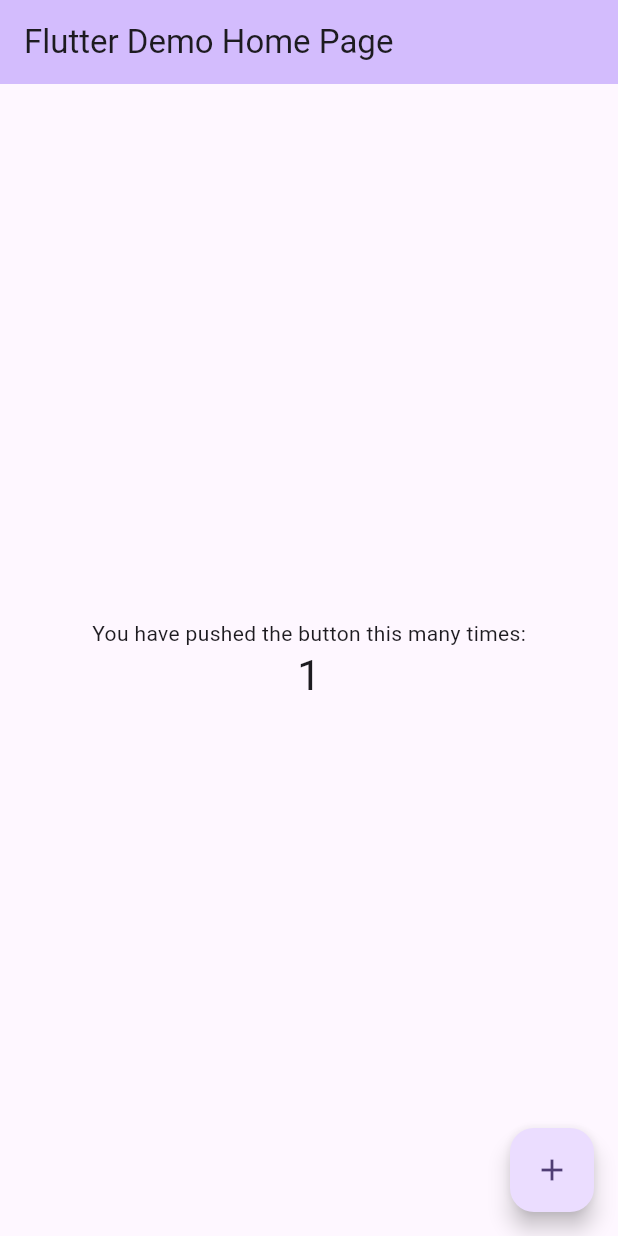
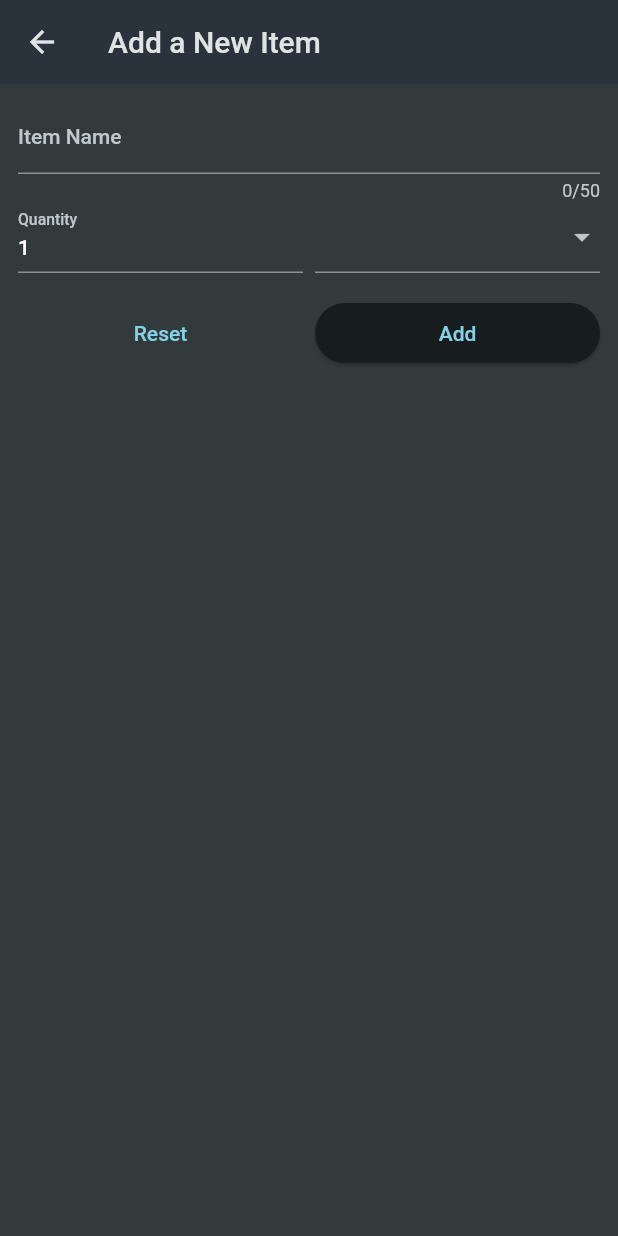
Before and after one commit to DereckAn/FlutterProjects, a Flutter app: the screen it shows after launch, after a tap on the "add" icon, on a phone screen of 412 x 824 dp. Run offline on Flutter 3.47's test engine with Material 2 defaults, Android fonts, the phone set to English and light mode, and no system bars; our stand-ins replace google_fonts.

Commit message:
Creando pagina add new item

```diff
--- /dev/null
+++ b/shipping_app/lib/data/categories.dart
@@ -0,0 +1,46 @@
+import 'package:flutter/material.dart';
+
+import 'package:shipping_app/models/category.dart';
+
+const categories = {
+  Categories.vegetables: Category(
+    'Vegetables',
+    Color.fromARGB(255, 0, 255, 128),
+  ),
+  Categories.fruit: Category(
+    'Fruit',
+    Color.fromARGB(255, 145, 255, 0),
+  ),
+  Categories.meat: Category(
+    'Meat',
+    Color.fromARGB(255, 255, 102, 0),
+  ),
+  Categories.dairy: Category(
+    'Dairy',
+    Color.fromARGB(255, 0, 208, 255),
+  ),
+  Categories.carbs: Category(
+    'Carbs',
+    Color.fromARGB(255, 0, 60, 255),
+  ),
+  Categories.sweets: Category(
+    'Sweets',
+    Color.fromARGB(255, 255, 149, 0),
+  ),
+  Categories.spices: Category(
+    'Spices',
+    Color.fromARGB(255, 255, 187, 0),
+  ),
+  Categories.convenience: Category(
+    'Convenience',
+    Color.fromARGB(255, 191, 0, 255),
+  ),
+  Categories.hygiene: Category(
+    'Hygiene',
+    Color.fromARGB(255, 149, 0, 255),
+  ),
+  Categories.other: Category(
+    'Other',
+    Color.fromARGB(255, 0, 225, 255),
+  ),
+};
--- /dev/null
+++ b/shipping_app/lib/data/dummy_items.dart
@@ -0,0 +1,22 @@
+import 'package:shipping_app/models/grocery_item.dart';
+import 'package:shipping_app/data/categories.dart';
+
+import '../models/category.dart';
+
+final groceryItems = [
+  GroceryItem(
+      id: 'a',
+      name: 'Milk',
+      quantity: 1,
+      category: categories[Categories.dairy]!),
+  GroceryItem(
+      id: 'b',
+      name: 'Bananas',
+      quantity: 5,
+      category: categories[Categories.fruit]!),
+  GroceryItem(
+      id: 'c',
+      name: 'Beef Steak',
+      quantity: 1,
+      category: categories[Categories.meat]!),
+];
--- a/shipping_app/lib/main.dart
+++ b/shipping_app/lib/main.dart
@@ -1,4 +1,5 @@
 import 'package:flutter/material.dart';
+import 'package:shipping_app/widgets/gorcery_list.dart';
 
 void main() {
   runApp(const MyApp());
@@ -11,115 +12,17 @@
   @override
   Widget build(BuildContext context) {
     return MaterialApp(
-      title: 'Flutter Demo',
-      theme: ThemeData(
-        // This is the theme of your application.
-        //
-        // TRY THIS: Try running your application with "flutter run". You'll see
-        // the application has a blue toolbar. Then, without quitting the app,
-        // try changing the seedColor in the colorScheme below to Colors.green
-        // and then invoke "hot reload" (save your changes or press the "hot
-        // reload" button in a Flutter-supported IDE, or press "r" if you used
-        // the command line to start the app).
-        //
-        // Notice that the counter didn't reset back to zero; the application
-        // state is not lost during the reload. To reset the state, use hot
-        // restart instead.
-        //
-        // This works for code too, not just values: Most code changes can be
-        // tested with just a hot reload.
-        colorScheme: ColorScheme.fromSeed(seedColor: Colors.deepPurple),
+      title: 'Flutter Groceries',
+      theme: ThemeData.dark().copyWith(
         useMaterial3: true,
+        colorScheme: ColorScheme.fromSeed(
+          seedColor: const Color.fromARGB(255, 147, 229, 250),
+          brightness: Brightness.dark,
+          surface: const Color.fromARGB(255, 42, 51, 59),
+        ),
+        scaffoldBackgroundColor: const Color.fromARGB(255, 50, 58, 60),
       ),
-      home: const MyHomePage(title: 'Flutter Demo Home Page'),
+      home: const GroceryList(),
     );
   }
 }
-
-class MyHomePage extends StatefulWidget {
-  const MyHomePage({super.key, required this.title});
-
-  // This widget is the home page of your application. It is stateful, meaning
-  // that it has a State object (defined below) that contains fields that affect
-  // how it looks.
-
-  // This class is the configuration for the state. It holds the values (in this
-  // case the title) provided by the parent (in this case the App widget) and
-  // used by the build method of the State. Fields in a Widget subclass are
-  // always marked "final".
-
-  final String title;
-
-  @override
-  State<MyHomePage> createState() => _MyHomePageState();
-}
-
-class _MyHomePageState extends State<MyHomePage> {
-  int _counter = 0;
-
-  void _incrementCounter() {
-    setState(() {
-      // This call to setState tells the Flutter framework that something has
-      // changed in this State, which causes it to rerun the build method below
-      // so that the display can reflect the updated values. If we changed
-      // _counter without calling setState(), then the build method would not be
-      // called again, and so nothing would appear to happen.
-      _counter++;
-    });
-  }
-
-  @override
-  Widget build(BuildContext context) {
-    // This method is rerun every time setState is called, for instance as done
-    // by the _incrementCounter method above.
-    //
-    // The Flutter framework has been optimized to make rerunning build methods
-    // fast, so that you can just rebuild anything that needs updating rather
-    // than having to individually change instances of widgets.
-    return Scaffold(
-      appBar: AppBar(
-        // TRY THIS: Try changing the color here to a specific color (to
-        // Colors.amber, perhaps?) and trigger a hot reload to see the AppBar
-        // change color while the other colors stay the same.
-        backgroundColor: Theme.of(context).colorScheme.inversePrimary,
-        // Here we take the value from the MyHomePage object that was created by
-        // the App.build method, and use it to set our appbar title.
-        title: Text(widget.title),
-      ),
-      body: Center(
-        // Center is a layout widget. It takes a single child and positions it
-        // in the middle of the parent.
-        child: Column(
-          // Column is also a layout widget. It takes a list of children and
-          // arranges them vertically. By default, it sizes itself to fit its
-          // children horizontally, and tries to be as tall as its parent.
-          //
-          // Column has various properties to control how it sizes itself and
-          // how it positions its children. Here we use mainAxisAlignment to
-          // center the children vertically; the main axis here is the vertical
-          // axis because Columns are vertical (the cross axis would be
-          // horizontal).
-          //
-          // TRY THIS: Invoke "debug painting" (choose the "Toggle Debug Paint"
-          // action in the IDE, or press "p" in the console), to see the
-          // wireframe for each widget.
-          mainAxisAlignment: MainAxisAlignment.center,
-          children: <Widget>[
-            const Text(
-              'You have pushed the button this many times:',
-            ),
-            Text(
-              '$_counter',
-              style: Theme.of(context).textTheme.headlineMedium,
-            ),
-          ],
-        ),
-      ),
-      floatingActionButton: FloatingActionButton(
-        onPressed: _incrementCounter,
-        tooltip: 'Increment',
-        child: const Icon(Icons.add),
-      ), // This trailing comma makes auto-formatting nicer for build methods.
-    );
-  }
-}
--- /dev/null
+++ b/shipping_app/lib/models/category.dart
@@ -0,0 +1,21 @@
+import 'package:flutter/material.dart';
+
+enum Categories {
+  vegetables,
+  fruit,
+  meat,
+  dairy,
+  carbs,
+  sweets,
+  spices,
+  convenience,
+  hygiene,
+  other
+}
+
+class Category {
+  final String title;
+  final Color color;
+
+  const Category(this.title, this.color);
+}
--- /dev/null
+++ b/shipping_app/lib/models/grocery_item.dart
@@ -0,0 +1,16 @@
+import 'package:shipping_app/models/category.dart';
+
+class GroceryItem{
+
+  final String id;
+  final String name;
+  final int quantity;
+  final Category category;
+
+  const GroceryItem({
+    required this.id,
+    required this.name,
+    required this.quantity,
+    required this.category,
+  });
+}
--- /dev/null
+++ b/shipping_app/lib/widgets/gorcery_list.dart
@@ -0,0 +1,47 @@
+import 'package:flutter/material.dart';
+import 'package:shipping_app/data/dummy_items.dart';
+
+import 'new_item.dart';
+
+class GroceryList extends StatefulWidget {
+  const GroceryList({super.key});
+
+  @override
+  State<GroceryList> createState() => _GroceryListState();
+}
+
+class _GroceryListState extends State<GroceryList> {
+
+
+  void _addItem() {
+    // Navigator.pushNamed(context, '/new-item');
+    // Esta es una nueva manera de camiar de paginas.
+    Navigator.of(context).push(MaterialPageRoute(builder: (context) => const NewItem()));
+  }
+
+  @override
+  Widget build(BuildContext context) {
+    return Scaffold(
+      appBar: AppBar(
+        title: const Text('Grocery List'),
+        actions: [
+          IconButton(
+            icon: const Icon(Icons.add),
+            onPressed: _addItem,
+          ),
+        ],
+      ),
+      body: ListView.builder(
+          itemCount: groceryItems.length,
+          itemBuilder: (context, index) => ListTile(
+                title: Text(groceryItems[index].name),
+                leading: Container(
+                  width: 24,
+                  height: 24,
+                  color: groceryItems[index].category.color,
+                ),
+                trailing: Text('${groceryItems[index].quantity}'),
+              ),),
+    );
+  }
+}
--- /dev/null
+++ b/shipping_app/lib/widgets/new_item.dart
@@ -0,0 +1,124 @@
+import 'package:flutter/material.dart';
+
+import '../data/categories.dart';
+
+class NewItem extends StatefulWidget {
+  const NewItem({super.key});
+
+  @override
+  State<NewItem> createState() => _NewItemState();
+}
+
+class _NewItemState extends State<NewItem> {
+  final _formKey = GlobalKey<FormState>();
+
+  void _savaItem(){
+    _formKey.currentState!.validate();
+  }
+
+  @override
+  Widget build(BuildContext context) {
+    return Scaffold(
+      appBar: AppBar(
+        title: const Text('Add a New Item'),
+      ),
+      body: Padding(
+        padding: const EdgeInsets.all(12),
+        child: Form(
+          key: _formKey,
+          child: Column(
+            children: [
+              TextFormField(
+                maxLength: 50,
+                decoration: const InputDecoration(labelText: 'Item Name'),
+                validator: (value) {
+                  if (value == null ||
+                      value.isEmpty ||
+                      value.trim().length <= 1 ||
+                      value.trim().length >= 50) {
+                    return 'Must be between 1 and 50 characters long.';
+                  }
+                  return null;
+                },
+              ),
+              Row(
+                crossAxisAlignment: CrossAxisAlignment.end,
+                children: [
+                  Expanded(
+                    child: TextFormField(
+                      validator: (value) {
+                        if (value == null ||
+                            value.isEmpty ||
+                            int.tryParse(value) == null || // Esto es para convertir el string en int
+                            int.tryParse(value)! <= 0 ) {
+                          return 'Must be a number greater than 0';
+                        }
+                        return null;
+                      },
+                      initialValue: '1',
+                      keyboardType: TextInputType.number,
+                      decoration: const InputDecoration(
+                        label: Text('Quantity'),
+                      ),
+                    ),
+                  ),
+                  const SizedBox(
+                    width: 8,
+                  ),
+                  Expanded(
+                    child: DropdownButtonFormField(
+                      items: [
+                        for (final category in categories.entries)
+                          DropdownMenuItem(
+                            value: category.value,
+                            child: Row(
+                              children: [
+                                Container(
+                                  width: 16,
+                                  height: 16,
+                                  color: category.value.color,
+                                ),
+                                const SizedBox(
+                                  width: 6,
+                                ),
+                                Text(category.value.title),
+                              ],
+                            ),
+                          ),
+                      ],
+                      onChanged: (value) {},
+                    ),
+                  ),
+                ],
+              ),
+              const SizedBox(
+                height: 16,
+              ),
+              Row(
+                children: [
+                  Expanded(
+                    child: TextButton(
+                      onPressed: () {
+                        _formKey.currentState!.reset();
+                      },
+                      child: const Text('Reset'),
+                    ),
+                  ),
+                  const SizedBox(
+                    width: 8,
+                  ),
+                  Expanded(
+                    child: ElevatedButton(
+                      onPressed: _savaItem,
+                      child: const Text('Add'),
+                    ),
+                  ),
+                ],
+              ),
+            ],
+          ),
+        ),
+      ),
+    );
+  }
+}
```
